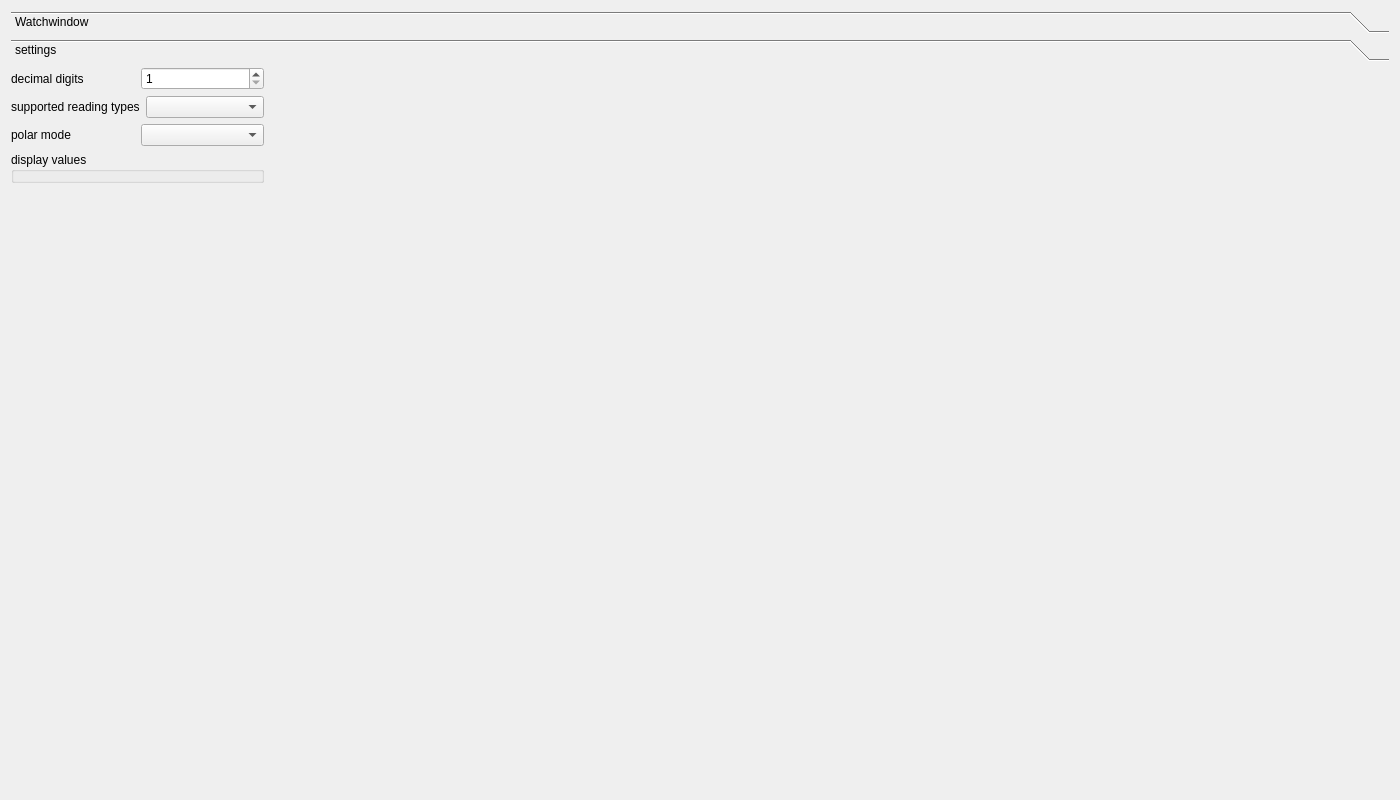
This is ui/watchwindow.ui in OpenIndy/OpenIndy as Qt 5 draws it before an edit. The edited form follows.
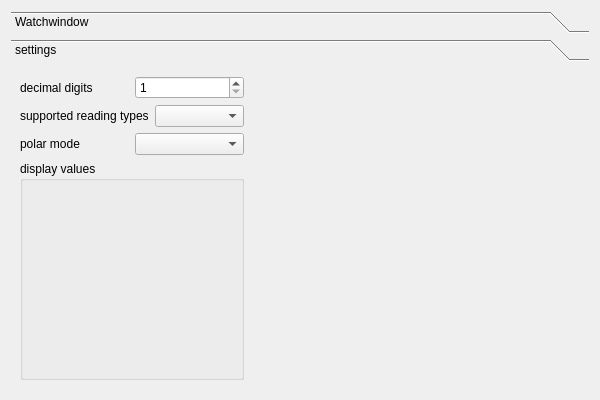
This is the edited form. The open tabs and pages were chosen to show the change.

Commit message: bugfix for setting the stretch factor of a label in its layout. now the position of the label is calculated correctly with the labelcount integer. Now every attribute is displayed correctly independent from the other active attributes.    #9

What changed in the file:
```diff
--- a/ui/watchwindow.ui
+++ b/ui/watchwindow.ui
@@ -9,14 +9,14 @@
    <rect>
     <x>0</x>
     <y>0</y>
-    <width>1400</width>
-    <height>800</height>
+    <width>600</width>
+    <height>400</height>
    </rect>
   </property>
   <property name="minimumSize">
    <size>
-    <width>1400</width>
-    <height>800</height>
+    <width>600</width>
+    <height>400</height>
    </size>
   </property>
   <property name="windowTitle">
@@ -52,14 +52,15 @@
        <rect>
         <x>0</x>
         <y>0</y>
-        <width>1182</width>
-        <height>678</height>
+        <width>582</width>
+        <height>328</height>
        </rect>
       </property>
       <attribute name="label">
        <string>settings</string>
       </attribute>
-      <widget class="QWidget" name="">
+      <layout class="QVBoxLayout" name="verticalLayout_5">
+       <item>
        <layout class="QHBoxLayout" name="horizontalLayout_7" stretch="2,3">
         <item>
          <layout class="QVBoxLayout" name="verticalLayout_3">
@@ -143,7 +144,8 @@
          </spacer>
         </item>
        </layout>
-      </widget>
+       </item>
+      </layout>
      </widget>
     </widget>
    </item>
```
Left out of the diff: 4 changed lines with no effect on the pictures. Lines whose indentation alone changed are shown as unchanged. The commit also changes 2 other files.
